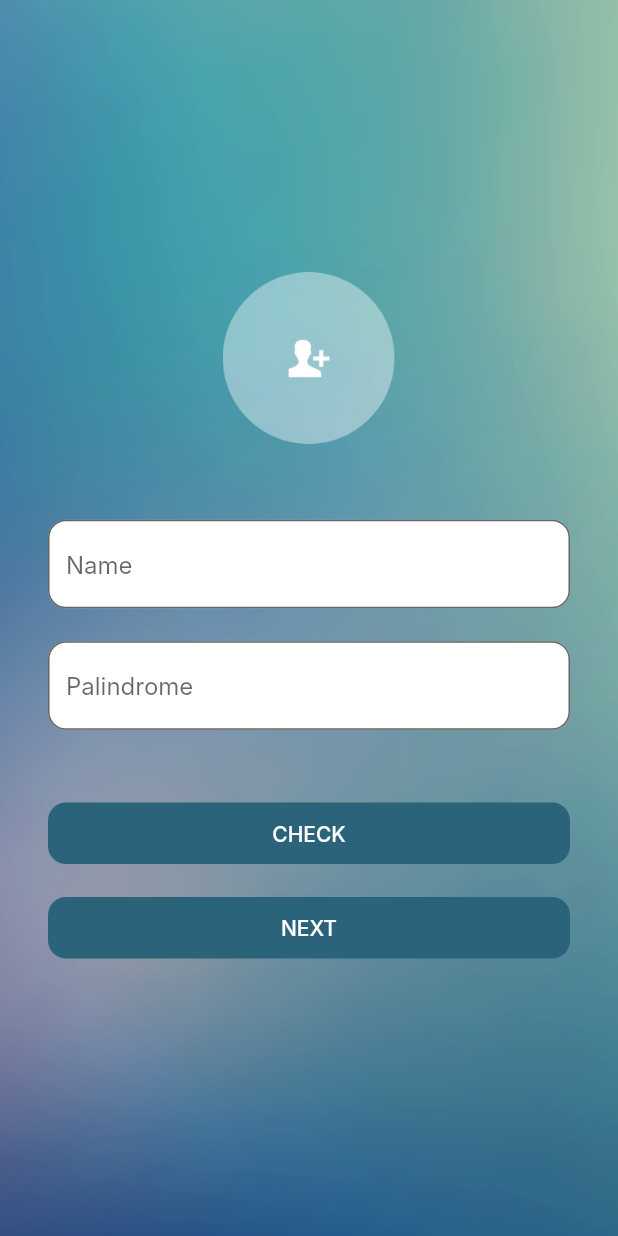
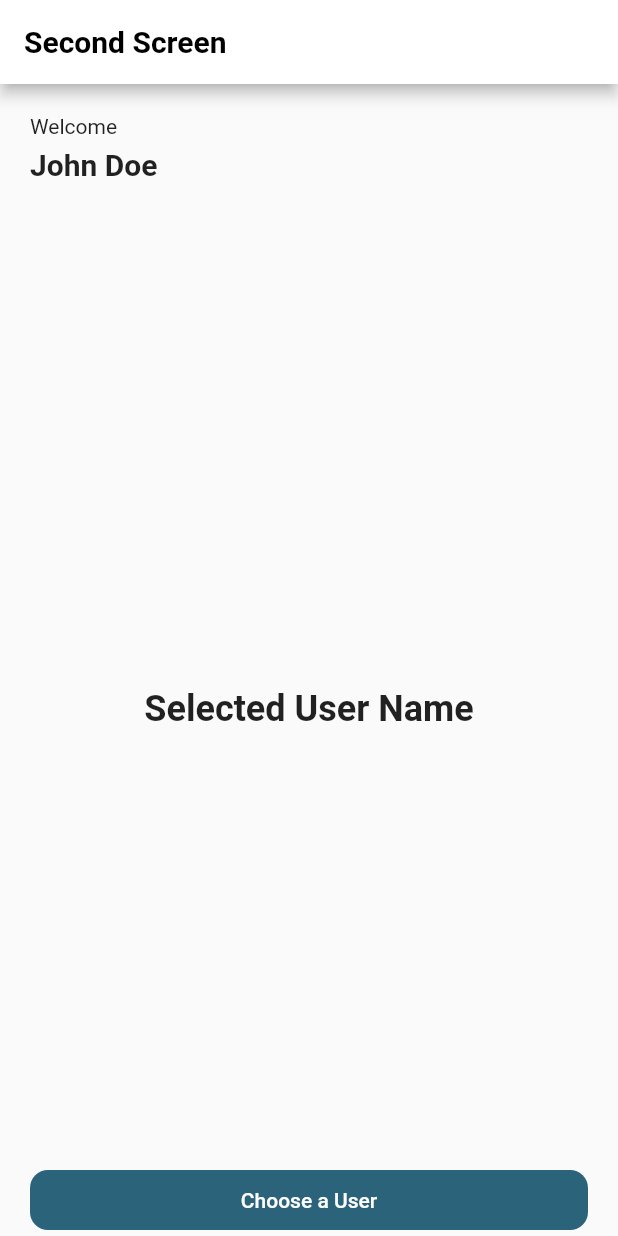
Before and after one commit to SimiPrambos/suitmedia-intern-test, a Flutter app: the screen it shows after launch, on a phone screen of 412 x 824 dp. Run offline on Flutter 3.47's test engine with Material 2 defaults, Android fonts, the phone set to English and light mode, and no system bars; our stand-ins replace bloc, flutter_bloc; generated files the repository leaves out were written again; Roboto replaces fonts that are missing (Inter).

Commit message:
slicing greeting page

```diff
--- a/lib/app/view/app.dart
+++ b/lib/app/view/app.dart
@@ -1,5 +1,6 @@
 import 'package:flutter/material.dart';
 import 'package:flutter_localizations/flutter_localizations.dart';
+import 'package:suitmedia/greeting/greeting.dart';
 import 'package:suitmedia/home/home.dart';
 import 'package:suitmedia/l10n/l10n.dart';
 import 'package:suitmedia/theme/theme.dart';
@@ -16,7 +17,7 @@ class App extends StatelessWidget {
         GlobalMaterialLocalizations.delegate,
       ],
       supportedLocales: AppLocalizations.supportedLocales,
-      home: const HomePage(),
+      home: const GreetingPage(),
     );
   }
 }
--- /dev/null
+++ b/lib/greeting/greeting.dart
@@ -0,0 +1 @@
+export 'view/greeting_page.dart';
--- /dev/null
+++ b/lib/greeting/view/greeting_page.dart
@@ -0,0 +1,47 @@
+import 'package:flutter/material.dart';
+
+class GreetingPage extends StatelessWidget {
+  const GreetingPage({Key? key}) : super(key: key);
+
+  @override
+  Widget build(BuildContext context) {
+    return Scaffold(
+      appBar: AppBar(
+        title: const Text('Second Screen'),
+      ),
+      body: Padding(
+        padding: const EdgeInsets.symmetric(horizontal: 20),
+        child: Column(
+          crossAxisAlignment: CrossAxisAlignment.stretch,
+          children: [
+            const Text(
+              'Welcome',
+              style: TextStyle(height: 3),
+            ),
+            Text(
+              'John Doe',
+              style: Theme.of(context).textTheme.headline6,
+            ),
+            Expanded(
+              child: Center(
+                child: Text(
+                  'Selected User Name',
+                  style: Theme.of(context).textTheme.headline5,
+                ),
+              ),
+            ),
+          ],
+        ),
+      ),
+      floatingActionButton: Container(
+        width: double.maxFinite,
+        padding: const EdgeInsets.symmetric(horizontal: 20),
+        child: TextButton(
+          onPressed: () {},
+          child: const Text('Choose a User'),
+        ),
+      ),
+      floatingActionButtonLocation: FloatingActionButtonLocation.centerDocked,
+    );
+  }
+}
--- a/lib/theme/theme.dart
+++ b/lib/theme/theme.dart
@@ -7,14 +7,11 @@ mixin AppTheme {
   static ThemeData light = ThemeData(
     brightness: Brightness.light,
     primaryColor: primaryColor,
-    fontFamily: 'Inter',
-
-    // AppBar
     appBarTheme: const AppBarTheme(
-      systemOverlayStyle: SystemUiOverlayStyle.light,
+      systemOverlayStyle: SystemUiOverlayStyle.dark,
+      color: Colors.white,
+      foregroundColor: Colors.black,
     ),
-
-    // button
     textButtonTheme: TextButtonThemeData(
       style: TextButton.styleFrom(
         primary: Colors.white,
@@ -25,7 +22,6 @@ mixin AppTheme {
         ),
       ),
     ),
-
     inputDecorationTheme: InputDecorationTheme(
       border: OutlineInputBorder(
         borderRadius: BorderRadius.circular(12),
@@ -33,5 +29,9 @@ mixin AppTheme {
       fillColor: Colors.white,
       filled: true,
     ),
+    textTheme: const TextTheme(
+      headline5: TextStyle(fontWeight: FontWeight.bold),
+      headline6: TextStyle(fontWeight: FontWeight.bold),
+    ),
   );
 }
```
